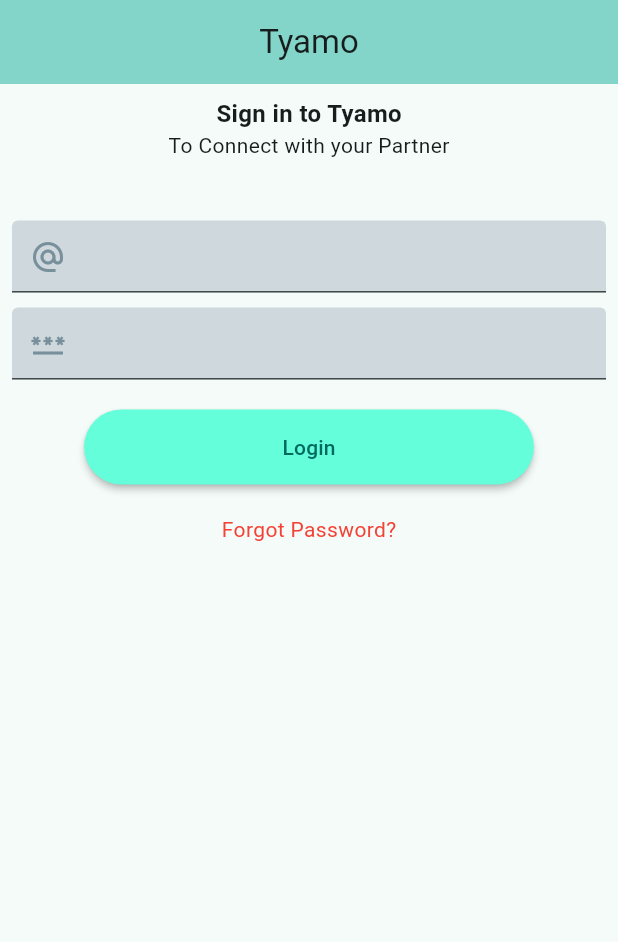
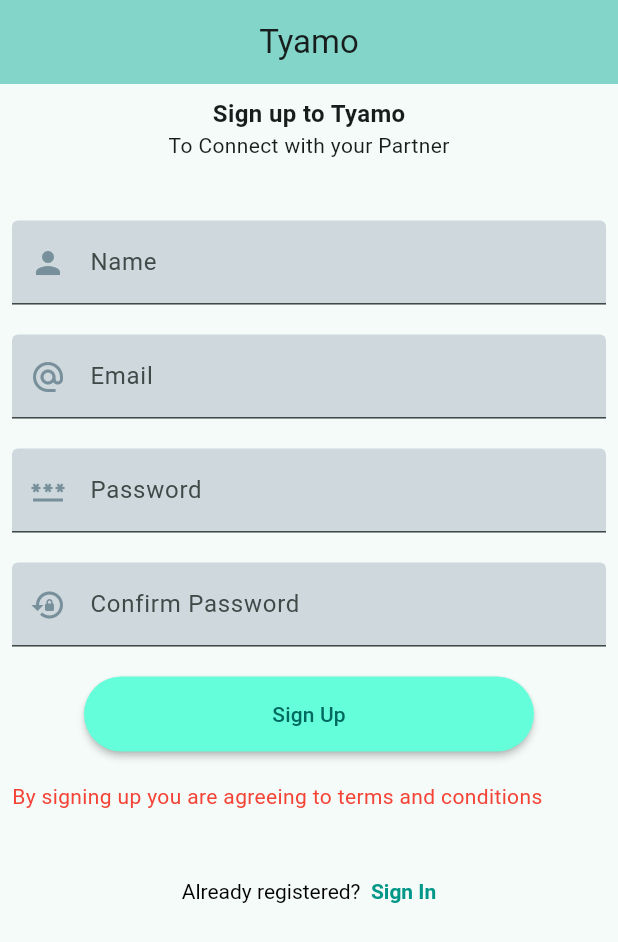
Before and after one commit to mjk22071998/tyamo, a Flutter app: the screen it shows after launch, on a phone screen of 412 x 824 dp. Shown: the top 942 px of the screen. Run offline on Flutter 3.47's test engine with Material 3 defaults, Android fonts, the light colour scheme and no system bars; our stand-ins replace rounded_loading_button_plus.

Commit message:
TextField modularized and register screen complete

```diff
--- a/lib/main.dart
+++ b/lib/main.dart
@@ -1,5 +1,6 @@
 import 'package:flutter/material.dart';
 import 'package:tyamo/views/auth/login.dart';
+import 'package:tyamo/views/auth/register.dart';
 
 void main() {
   runApp(const MyApp());
@@ -16,7 +17,7 @@
         colorScheme: ColorScheme.fromSeed(seedColor: Colors.teal),
         useMaterial3: true,
       ),
-      home: LoginScreen(),
+      home: Registration(),
     );
   }
 }
--- a/lib/views/auth/login.dart
+++ b/lib/views/auth/login.dart
@@ -4,6 +4,7 @@
 import 'package:rounded_loading_button_plus/rounded_loading_button.dart';
 import 'package:tyamo/views/widgets/appbar.dart';
 import 'package:tyamo/views/widgets/auth/auth_heading.dart';
+import 'package:tyamo/views/widgets/textfield.dart';
 
 class LoginScreen extends StatelessWidget {
   final RoundedLoadingButtonController _btnController =
@@ -41,46 +42,20 @@
             const SizedBox(
               height: 40,
             ),
-            TextField(
-              textAlign: TextAlign.start,
+            const MyTextField(
+              label: "Email",
               obscureText: false,
-              textInputAction: TextInputAction.none,
-              autofocus: false,
-              keyboardType: TextInputType.emailAddress,
-              textAlignVertical: TextAlignVertical.center,
-              decoration: InputDecoration(
-                fillColor: Colors.blueGrey.shade100,
-                filled: true,
-                prefixIcon: const Icon(
-                  Icons.alternate_email,
-                ),
-                prefixIconColor: MaterialStateColor.resolveWith((states) =>
-                    states.contains(MaterialState.focused)
-                        ? Colors.teal
-                        : Colors.blueGrey.shade400),
-              ),
+              inputType: TextInputType.emailAddress,
+              icon: Icons.alternate_email,
             ),
             const SizedBox(
               height: 10,
             ),
-            TextField(
-              textAlign: TextAlign.start,
+            const MyTextField(
+              label: "Password",
               obscureText: true,
-              textInputAction: TextInputAction.none,
-              autofocus: false,
-              keyboardType: TextInputType.text,
-              textAlignVertical: TextAlignVertical.center,
-              decoration: InputDecoration(
-                fillColor: Colors.blueGrey.shade100,
-                filled: true,
-                prefixIcon: const Icon(
-                  Icons.password,
-                ),
-                prefixIconColor: MaterialStateColor.resolveWith((states) =>
-                    states.contains(MaterialState.focused)
-                        ? Colors.teal
-                        : Colors.blueGrey.shade400),
-              ),
+              inputType: TextInputType.text,
+              icon: Icons.password,
             ),
             const SizedBox(
               height: 20,
@@ -93,7 +68,7 @@
               },
               child: const Text("Login"),
             ),
-            SizedBox(
+            const SizedBox(
               height: 20,
             ),
             Container(
@@ -105,6 +80,31 @@
                 ),
               ),
             ),
+            const SizedBox(
+              height: 45,
+            ),
+            Container(
+              alignment: Alignment.center,
+              child: GestureDetector(
+                child: RichText(
+                  text: const TextSpan(children: [
+                    TextSpan(
+                      text: "Don't have account? ",
+                      style: TextStyle(
+                        color: Colors.black,
+                      ),
+                    ),
+                    TextSpan(
+                      text: "Sign Up",
+                      style: TextStyle(
+                        fontWeight: FontWeight.bold,
+                        color: Colors.teal,
+                      ),
+                    ),
+                  ]),
+                ),
+              ),
+            ),
           ],
         ),
       ),
--- a/lib/views/auth/register.dart
+++ b/lib/views/auth/register.dart
@@ -1,9 +1,29 @@
+import 'dart:async';
+
 import 'package:flutter/material.dart';
+import 'package:rounded_loading_button_plus/rounded_loading_button.dart';
 import 'package:tyamo/views/widgets/appbar.dart';
 import 'package:tyamo/views/widgets/auth/auth_heading.dart';
+import 'package:tyamo/views/widgets/textfield.dart';
 
 class Registration extends StatelessWidget {
-  const Registration({super.key});
+  final RoundedLoadingButtonController _btnController =
+      RoundedLoadingButtonController();
+
+  Registration({super.key});
+
+  void success() {
+    Timer(const Duration(seconds: 3), () {
+      _btnController.success();
+      reset();
+    });
+  }
+
+  void reset() {
+    Timer(const Duration(seconds: 3), () {
+      _btnController.reset();
+    });
+  }
 
   @override
   Widget build(BuildContext context) {
@@ -11,10 +31,104 @@
       appBar: getAppBar(context: context),
       body: SafeArea(
         child: SingleChildScrollView(
-          child: ListView(
-            children: [
-              Heading(mainText: "Sign Up to Tyamo", subText: "To connect with your partner")
-            ],
+          child: Padding(
+            padding: const EdgeInsets.all(8.0),
+            child: Column(
+              mainAxisAlignment: MainAxisAlignment.start,
+              crossAxisAlignment: CrossAxisAlignment.stretch,
+              children: [
+                const Heading(
+                  mainText: "Sign up to Tyamo",
+                  subText: "To Connect with your Partner",
+                ),
+                const SizedBox(
+                  height: 40,
+                ),
+                const MyTextField(
+                  label: "Name",
+                  obscureText: false,
+                  inputType: TextInputType.text,
+                  icon: Icons.person,
+                ),
+                const SizedBox(
+                  height: 20,
+                ),
+                const MyTextField(
+                  label: "Email",
+                  obscureText: false,
+                  inputType: TextInputType.emailAddress,
+                  icon: Icons.alternate_email,
+                ),
+                const SizedBox(
+                  height: 20,
+                ),
+                const MyTextField(
+                  label: "Password",
+                  obscureText: true,
+                  inputType: TextInputType.text,
+                  icon: Icons.password,
+                ),
+                const SizedBox(
+                  height: 20,
+                ),
+                const MyTextField(
+                  label: "Confirm Password",
+                  obscureText: true,
+                  inputType: TextInputType.text,
+                  icon: Icons.lock_reset,
+                ),
+                const SizedBox(
+                  height: 20,
+                ),
+                RoundedLoadingButton(
+                  controller: _btnController,
+                  color: Colors.tealAccent,
+                  onPressed: () {
+                    success();
+                  },
+                  child: const Text("Sign Up"),
+                ),
+                const SizedBox(
+                  height: 20,
+                ),
+                Container(
+                  alignment: Alignment.centerLeft,
+                  child: GestureDetector(
+                    child: const Text(
+                      "By signing up you are agreeing to terms and conditions",
+                      style: TextStyle(
+                        color: Colors.red,
+                      ),
+                    ),
+                  ),
+                ),
+                const SizedBox(
+                  height: 45,
+                ),
+                Container(
+                  alignment: Alignment.center,
+                  child: GestureDetector(
+                    child: RichText(
+                      text: const TextSpan(children: [
+                        TextSpan(
+                          text: "Already registered?  ",
+                          style: TextStyle(
+                            color: Colors.black,
+                          ),
+                        ),
+                        TextSpan(
+                          text: "Sign In",
+                          style: TextStyle(
+                            fontWeight: FontWeight.bold,
+                            color: Colors.teal,
+                          ),
+                        ),
+                      ]),
+                    ),
+                  ),
+                ),
+              ],
+            ),
           ),
         ),
       ),
--- /dev/null
+++ b/lib/views/widgets/textfield.dart
@@ -0,0 +1,38 @@
+import 'package:flutter/material.dart';
+
+class MyTextField extends StatelessWidget {
+  final bool obscureText;
+  final TextInputType inputType;
+  final IconData icon;
+  final String label;
+
+  const MyTextField({
+    Key? key,
+    required this.label,
+    required this.obscureText,
+    required this.inputType,
+    required this.icon,
+  }) : super(key: key);
+
+  @override
+  Widget build(BuildContext context) {
+    return TextField(
+      textAlign: TextAlign.start,
+      obscureText: obscureText,
+      textInputAction: TextInputAction.none,
+      autofocus: false,
+      keyboardType: inputType,
+      textAlignVertical: TextAlignVertical.center,
+      decoration: InputDecoration(
+        labelText: label,
+        fillColor: Colors.blueGrey.shade100,
+        filled: true,
+        prefixIcon: Icon(icon),
+        prefixIconColor: MaterialStateColor.resolveWith((states) =>
+            states.contains(MaterialState.focused)
+                ? Colors.teal
+                : Colors.blueGrey.shade400),
+      ),
+    );
+  }
+}
--- a/pubspec.yaml
+++ b/pubspec.yaml
@@ -46,7 +46,7 @@
   # activated in the `analysis_options.yaml` file located at the root of your
   # package. See that file for information about deactivating specific lint
   # rules and activating additional ones.
-  flutter_lints: ^2.0.0
+  flutter_lints: ^3.0.2
 
 # For information on the generic Dart part of this file, see the
 # following page: https://dart.dev/tools/pub/pubspec
```
Also changed, not shown: pubspec.lock.
